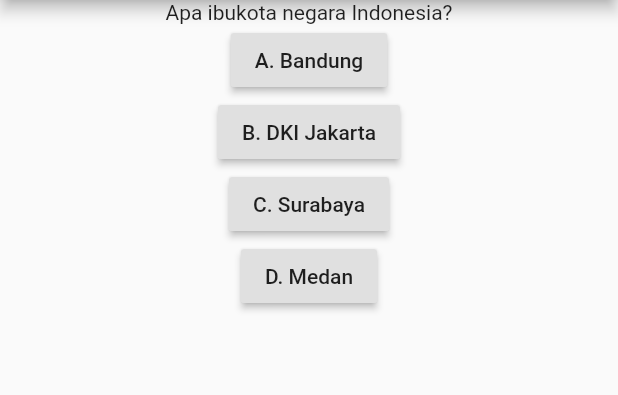
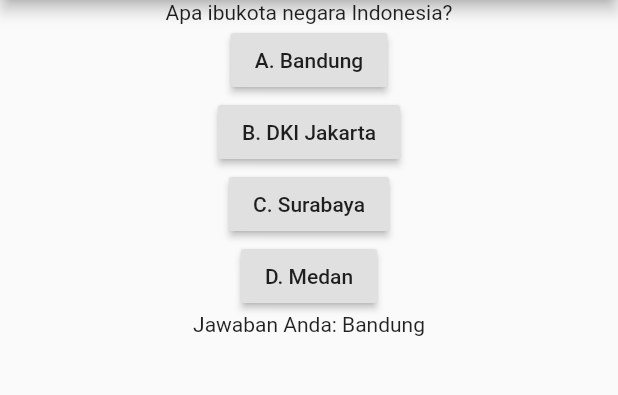
Before and after one commit to SangsakaWira/Flutter-App-Coba, a Flutter app: the screen it shows after launch, after a tap on "A. Bandung", on a phone screen of 412 x 824 dp, the part 84-479 px from its top. Run offline on Flutter 3.47's test engine with Material 2 defaults, Android fonts, the phone set to English and light mode, and no system bars.

Commit message:
first commit

```diff
--- a/lib/main.dart
+++ b/lib/main.dart
@@ -1,36 +1,63 @@
+// ignore_for_file: deprecated_member_use
+
 import 'package:flutter/material.dart';
 
 void main() {
   runApp(const MyApp());
 }
 
-class MyApp extends StatelessWidget {
+class MyApp extends StatefulWidget {
   const MyApp({Key? key}) : super(key: key);
+
+  @override
+  _MyAppState createState() => _MyAppState();
+}
+
+class _MyAppState extends State<MyApp> {
+  var answer = "Belum Jawab";
+
+  answerQuestion(jawaban) {
+    setState(() {
+      answer = jawaban;
+    });
+  }
 
   @override
   Widget build(BuildContext context) {
     return MaterialApp(
-      title: 'Welcome to Flutter',
+      title: 'Welcome to Flutter v.1.0.1',
       home: Scaffold(
         appBar: AppBar(
           title: const Text('Welcome to Flutter'),
         ),
         body: Column(
           children: [
-            Center(
+            const Center(
               child: Text("Apa ibukota negara Indonesia?"),
             ),
+            Center(
+              child: RaisedButton(
+                  child: const Text("A. Bandung"),
+                  onPressed: () {
+                    answerQuestion("Bandung");
+                  }),
+            ),
             RaisedButton(
-                child: Text("A. Bandung"),
-                onPressed: () => {print("A. Bandung")}),
+                child: const Text("B. DKI Jakarta"),
+                onPressed: () {
+                  answerQuestion("DKI Jakarta");
+                }),
             RaisedButton(
-                child: Text("B. DKI Jakarta"),
-                onPressed: () => {print("B. DKI Jakarta")}),
+                child: const Text("C. Surabaya"),
+                onPressed: () {
+                  answerQuestion("Surabaya");
+                }),
             RaisedButton(
-                child: Text("C. Surabaya"),
-                onPressed: () => {print("C. Surabaya")}),
-            RaisedButton(
-                child: Text("D. Medan"), onPressed: () => {print("D. Medan")})
+                child: const Text("D. Medan"),
+                onPressed: () {
+                  answerQuestion("Medan");
+                }),
+            Text("Jawaban Anda: " + answer)
           ],
         ),
       ),
--- a/pubspec.yaml
+++ b/pubspec.yaml
@@ -34,6 +34,7 @@ dependencies:
   # The following adds the Cupertino Icons font to your application.
   # Use with the CupertinoIcons class for iOS style icons.
   cupertino_icons: ^1.0.2
+  fluttertoast: ^8.0.8
 
 dev_dependencies:
   flutter_test:
```
Also changed, not shown: pubspec.lock.
